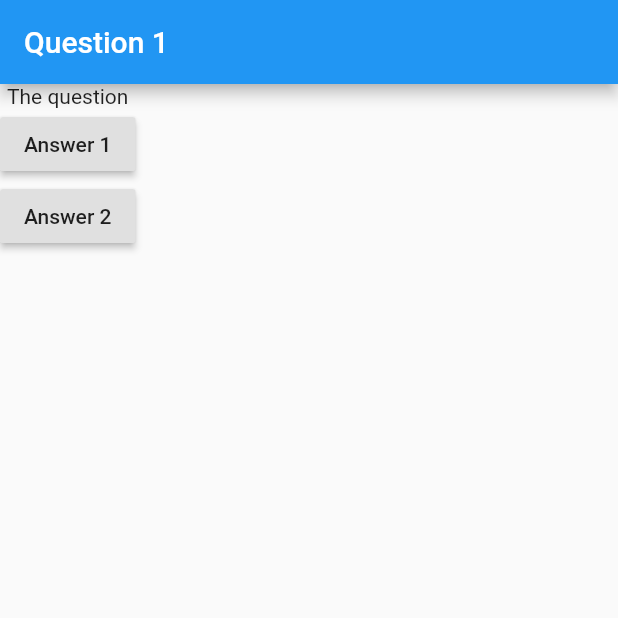
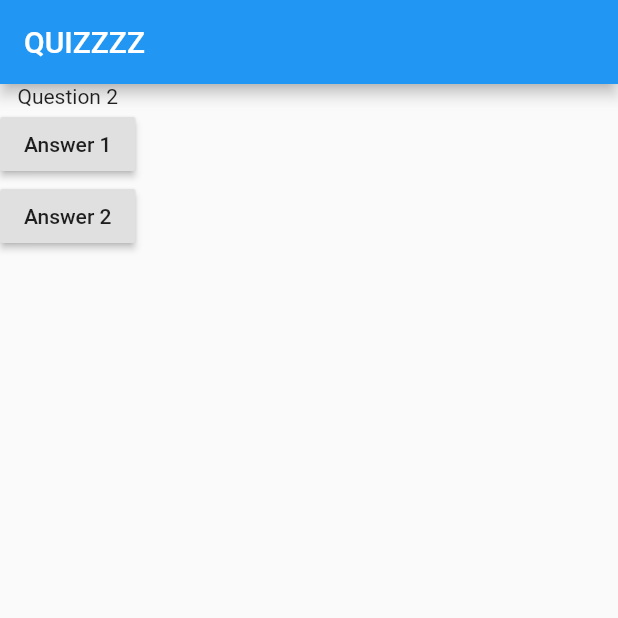
Before and after one commit to coder2k4/flutter_firstlook, a Flutter app: the screen it shows after launch, after a tap on "Answer 1", on a phone screen of 412 x 824 dp, the top half of it. Run offline on Flutter 3.47's test engine with Material 2 defaults, Android fonts, the phone set to English and light mode, and no system bars.

```diff
--- a/lib/main.dart
+++ b/lib/main.dart
@@ -6,11 +6,24 @@ void main() => runApp(MyApp());
 //   runApp(MyApp());
 // }
 
-class MyApp extends StatelessWidget {
+class MyApp extends StatefulWidget {
+
+  @override
+  State<StatefulWidget> createState() {
+    return MyAppState();
+  }
+}
+
+
+class MyAppState extends State {
   var qIndex = 0;
 
   void answerQuestion() {
-    qIndex += 1;
+
+    setState(() {
+      qIndex += 1;
+    });
+
 
     if (qIndex > 3) qIndex = 0;
     print(qIndex);
@@ -28,11 +41,11 @@ class MyApp extends StatelessWidget {
     return MaterialApp(
       home: Scaffold(
         appBar: AppBar(
-          title: Text(questions[qIndex]),
+          title: Text('QUIZZZZ'),
         ),
         body: Column(
           children: [
-            Text('The question'),
+            Text(questions[qIndex]),
             RaisedButton(
               child: Text('Answer 1'),
               onPressed: answerQuestion,
```
